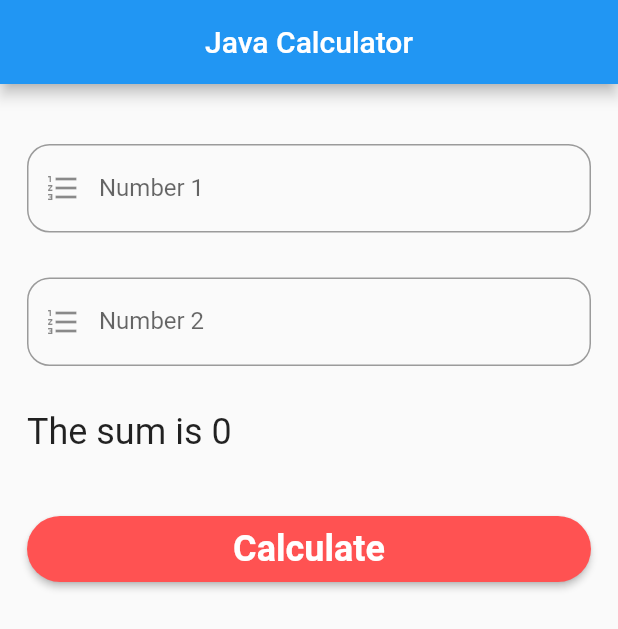
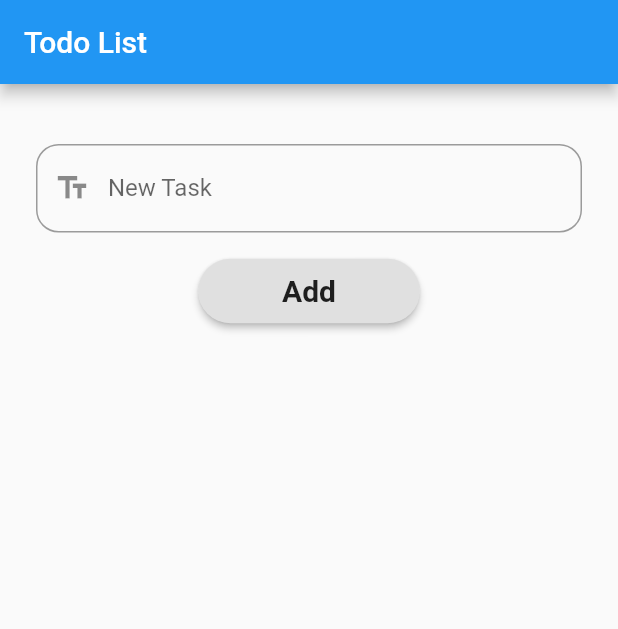
Before and after one commit to asutoshranjan/Flut-State-Manage, a Flutter app: the screen it shows after launch, on a phone screen of 412 x 824 dp. Shown: the top 629 px of the screen. Run offline on Flutter 3.47's test engine with Material 2 defaults, Android fonts, the phone set to English and light mode, and no system bars.

Commit message:
ToDo List With setState

```diff
--- /dev/null
+++ b/lib/ListApp.dart
@@ -0,0 +1,102 @@
+import 'package:flutter/material.dart';
+
+class ListApp extends StatefulWidget {
+  const ListApp({Key? key}) : super(key: key);
+
+  @override
+  _ListAppState createState() => _ListAppState();
+}
+
+class _ListAppState extends State<ListApp> {
+  final textController = TextEditingController();
+  List<String> Data = [];
+  String task = '';
+
+  @override
+  void initState() {
+    super.initState();
+    textController.addListener(() => setState(() {}));
+  }
+
+  @override
+  Widget build(BuildContext context) {
+    return Scaffold(
+      appBar: AppBar(
+        title: Text("Todo List"),
+      ),
+      body: SingleChildScrollView(
+        child: Padding(
+          padding: const EdgeInsets.symmetric(horizontal: 24),
+          child: Column(
+            children: [
+              SizedBox(height: 40),
+
+              // Input through a text field
+              TextField(
+                controller: textController,
+                onSubmitted: (data) => setState(() {
+                  this.task = data;
+                }),
+                decoration: InputDecoration(
+                  hintText: 'Add a task here...',
+                  labelText: 'New Task',
+                  prefixIcon: Icon(Icons.text_fields),
+                  suffixIcon: textController.text.isEmpty
+                      ? Container(width: 0)
+                      : IconButton(
+                          icon: Icon(Icons.close),
+                          onPressed: () {
+                            textController.clear();
+                          },
+                        ),
+                  border: OutlineInputBorder(
+                    borderRadius: BorderRadius.circular(15),
+                  ),
+                ),
+                keyboardType: TextInputType.text,
+                textInputAction: TextInputAction.done,
+              ),
+              SizedBox(height: 15),
+              RaisedButton(
+                onPressed: () {
+                  setState(() {
+                    Data.add(task);
+                  });
+                },
+                shape: StadiumBorder(),
+                child: Padding(
+                  padding:
+                      const EdgeInsets.symmetric(vertical: 10, horizontal: 30),
+                  child: Text(
+                    "  Add  ",
+                    style: TextStyle(
+                      fontSize: 20,
+                      fontWeight: FontWeight.bold,
+                    ),
+                  ),
+                ),
+              ),
+              Container(
+                height: 440,
+                child: ListView(
+                  children: [
+                    for (int i = 0; i < Data.length; i++)
+                      Text(
+                        Data[i],
+                        style: TextStyle(
+                          fontSize: 24,
+                          height: 1.5,
+                          fontWeight: FontWeight.w600,
+                          letterSpacing: 1.4,
+                        ),
+                      ),
+                  ],
+                ),
+              ),
+            ],
+          ),
+        ),
+      ),
+    );
+  }
+}
--- a/lib/main.dart
+++ b/lib/main.dart
@@ -1,3 +1,4 @@
+import 'package:flut_py/ListApp.dart';
 import 'package:flut_py/java%20calculaor.dart';
 import 'package:flutter/material.dart';
 import 'java/calculator.java';
@@ -18,7 +19,7 @@ class MyApp extends StatelessWidget {
         primarySwatch: Colors.blue,
       ),
       debugShowCheckedModeBanner: false,
-      home: JavaCalculator(),
+      home: ListApp(),
     );
   }
 }
```
